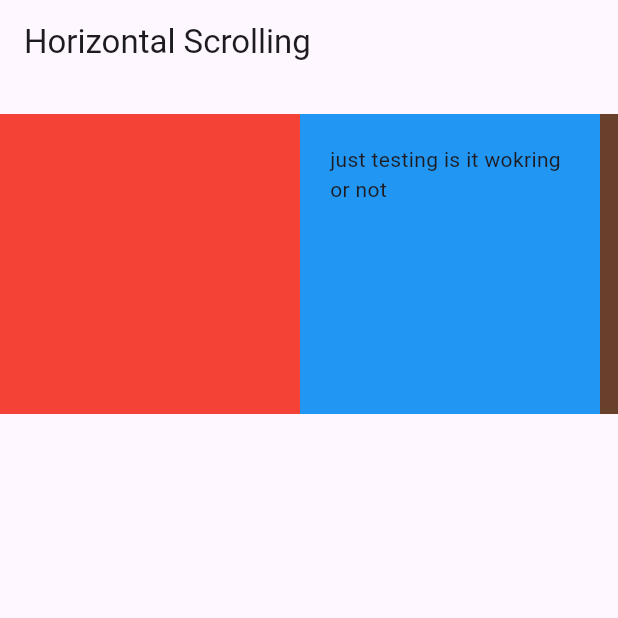
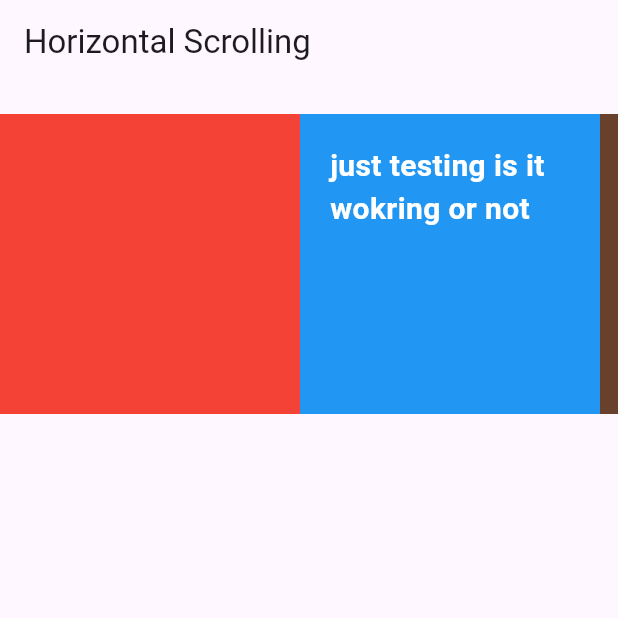
Before and after one commit to Yuslash/JourneyOfLevel-2, a Flutter app: the screen it shows after launch, on a phone screen of 412 x 824 dp, the top half of it. Run offline on Flutter 3.47's test engine with Material 3 defaults, Android fonts, the phone set to English and light mode, and no system bars.

Commit message:
Check styles

```diff
--- a/Create a Horizontal List/project/lib/main.dart
+++ b/Create a Horizontal List/project/lib/main.dart
@@ -14,6 +14,7 @@ class MyApp extends StatelessWidget {
   {
       const title = "Horizontal Scrolling";
     return MaterialApp(
+      debugShowCheckedModeBanner: false,
       title: title,
       home: Scaffold(
         appBar: AppBar(
@@ -36,13 +37,22 @@ class MyApp extends StatelessWidget {
                 child: const Column(
                   mainAxisAlignment: MainAxisAlignment.start,
                   children: [
-                    Text("just testing is it wokring or not")
+                    Text("just testing is it wokring or not",
+                    style: TextStyle(color: Colors.white, fontSize: 20, fontWeight: FontWeight.bold  ),)
                   ],
                 ),
               ),
               Container(
                 width: 200,
                 color: const Color.fromARGB(255, 105, 64, 44),
+              ),
+              Container(
+                width: 200,
+                color: const Color.fromARGB(255, 64, 209, 59),
+              ),
+              Container(
+                width: 200,
+                color: const Color.fromARGB(255, 117, 59, 209),
               ),
             ],
           ),
```
